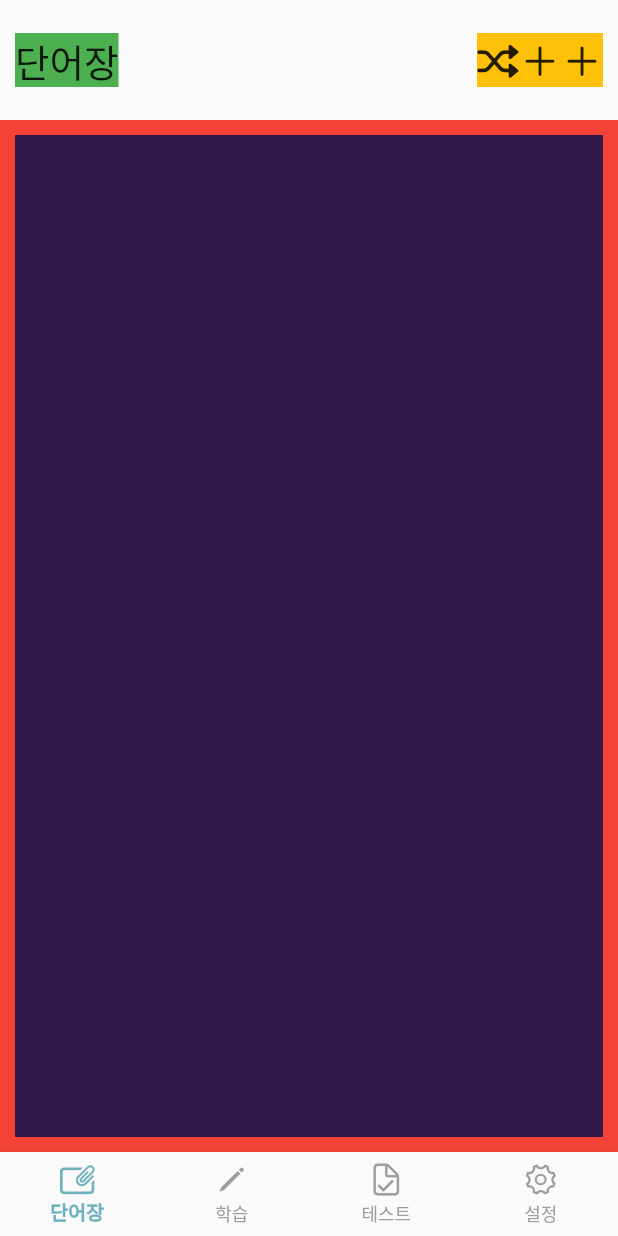
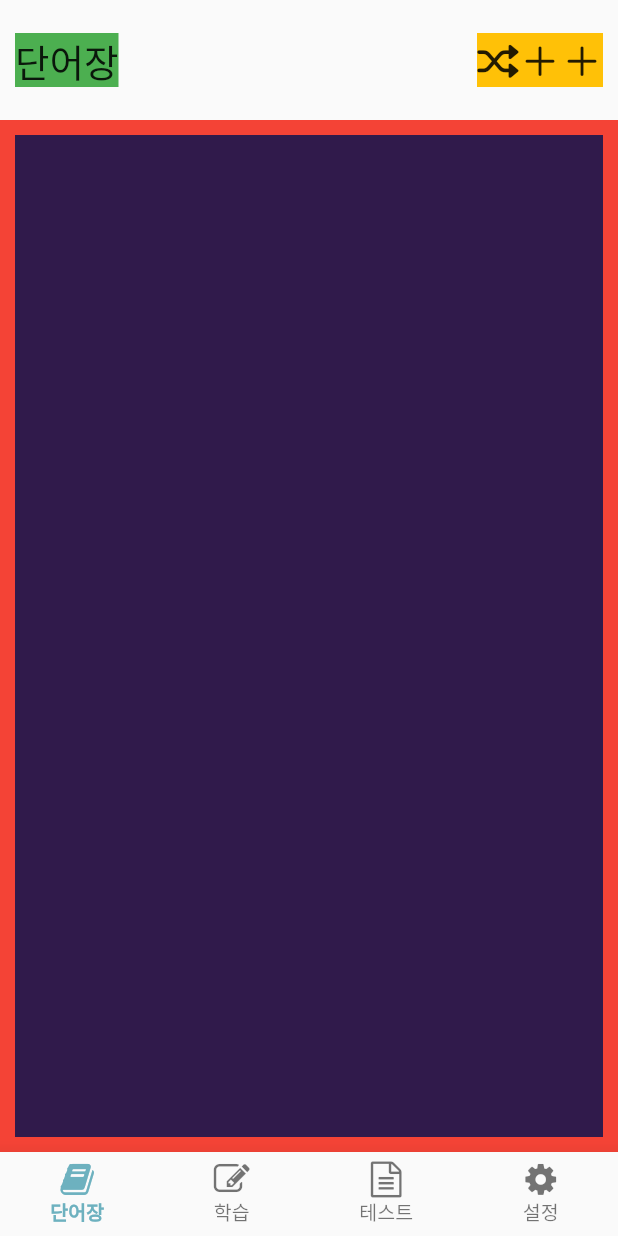
Before and after one commit to almeng-E/arabic_korean_memo, a Flutter app: the screen it shows after launch, on a phone screen of 412 x 824 dp. Run offline on Flutter 3.47's test engine with Material 2 defaults, Android fonts, the phone set to English and light mode, and no system bars.

Commit message:
changed icon, made custom icon file

```diff
--- a/lib/pages/main_page_format.dart
+++ b/lib/pages/main_page_format.dart
@@ -2,9 +2,9 @@ import 'package:arabic_korean_memo/pages/main_page_settings.dart';
 import 'package:arabic_korean_memo/pages/main_page_study.dart';
 import 'package:arabic_korean_memo/pages/main_page_tests.dart';
 import 'package:arabic_korean_memo/pages/main_page_words.dart';
-import 'package:flutter/cupertino.dart';
 import 'package:flutter/material.dart';
-import 'package:arabic_korean_memo/themes/colors.dart';
+import 'package:arabic_korean_memo/themes/my_colors.dart';
+import 'package:arabic_korean_memo/themes/my_icons.dart';
 
 class HomeBottomWidget extends StatefulWidget {
   const HomeBottomWidget({super.key});
@@ -38,19 +38,19 @@ class _HomeBottomWidgetState extends State<HomeBottomWidget> {
         //BottomNavi item list
         items: const [
           BottomNavigationBarItem(
-            icon: Icon(CupertinoIcons.rectangle_paperclip),
+            icon: Icon(CustomIcon.mpWords),
             label: '단어장',
           ),
           BottomNavigationBarItem(
-            icon: Icon(CupertinoIcons.pencil),
+            icon: Icon(CustomIcon.mpStudy),
             label: '학습',
           ),
           BottomNavigationBarItem(
-            icon: Icon(CupertinoIcons.doc_checkmark),
+            icon: Icon(CustomIcon.mpTest),
             label: '테스트',
           ),
           BottomNavigationBarItem(
-            icon: Icon(CupertinoIcons.gear_alt),
+            icon: Icon(CustomIcon.mpSettings),
             label: '설정',
           ),
         ],
@@ -61,9 +61,10 @@ class _HomeBottomWidgetState extends State<HomeBottomWidget> {
           fontWeight: FontWeight.w700,
           fontSize: 13,
         ),
-        unselectedItemColor: Colors.grey,
+        // unselectedItemColor: Colors.grey,
         unselectedLabelStyle: const TextStyle(
           fontWeight: FontWeight.w500,
+          fontSize: 13,
         ),
         showUnselectedLabels: true,
         // 타입
--- a/lib/pages/main_page_settings.dart
+++ b/lib/pages/main_page_settings.dart
@@ -1,4 +1,4 @@
-import 'package:arabic_korean_memo/themes/colors.dart';
+import 'package:arabic_korean_memo/themes/my_colors.dart';
 import 'package:flutter/material.dart';
 import 'package:arabic_korean_memo/layouts/main_page_app_bar.dart';
 
--- a/lib/pages/main_page_study.dart
+++ b/lib/pages/main_page_study.dart
@@ -1,4 +1,4 @@
-import 'package:arabic_korean_memo/themes/colors.dart';
+import 'package:arabic_korean_memo/themes/my_colors.dart';
 import 'package:flutter/material.dart';
 import 'package:arabic_korean_memo/layouts/main_page_app_bar.dart';
 
--- a/lib/pages/main_page_tests.dart
+++ b/lib/pages/main_page_tests.dart
@@ -1,4 +1,4 @@
-import 'package:arabic_korean_memo/themes/colors.dart';
+import 'package:arabic_korean_memo/themes/my_colors.dart';
 import 'package:flutter/material.dart';
 import 'package:arabic_korean_memo/layouts/main_page_app_bar.dart';
 
--- a/lib/pages/main_page_words.dart
+++ b/lib/pages/main_page_words.dart
@@ -1,5 +1,5 @@
 import 'package:flutter/material.dart';
-import 'package:arabic_korean_memo/themes/colors.dart';
+import 'package:arabic_korean_memo/themes/my_colors.dart';
 import 'package:arabic_korean_memo/layouts/main_page_app_bar.dart';
 
 class MainPageWords extends StatefulWidget {
--- /dev/null
+++ b/lib/themes/my_icons.dart
@@ -0,0 +1,100 @@
+/// Flutter icons CustomIcon
+/// Copyright (C) 2023 by original authors @ fluttericon.com, fontello.com
+/// This font was generated by FlutterIcon.com, which is derived from Fontello.
+///
+/// To use this font, place it in your fonts/ directory and include the
+/// following in your pubspec.yaml
+///
+/// flutter:
+///   fonts:
+///    - family:  CustomIcon
+///      fonts:
+///       - asset: fonts/CustomIcon.ttf
+///
+///
+/// * Font Awesome 4, Copyright (C) 2016 by Dave Gandy
+///         Author:    Dave Gandy
+///         License:   SIL ()
+///         Homepage:  http://fortawesome.github.com/Font-Awesome/
+///
+import 'package:flutter/widgets.dart';
+
+class CustomIcon {
+  CustomIcon._();
+
+  static const _kFontFam = 'CustomIcon';
+  static const String? _kFontPkg = null;
+
+  static const IconData check =
+      IconData(0xe800, fontFamily: _kFontFam, fontPackage: _kFontPkg);
+  static const IconData plus =
+      IconData(0xe801, fontFamily: _kFontFam, fontPackage: _kFontPkg);
+  static const IconData minus =
+      IconData(0xe802, fontFamily: _kFontFam, fontPackage: _kFontPkg);
+  static const IconData pin =
+      IconData(0xe803, fontFamily: _kFontFam, fontPackage: _kFontPkg);
+  static const IconData show =
+      IconData(0xe804, fontFamily: _kFontFam, fontPackage: _kFontPkg);
+  static const IconData hide =
+      IconData(0xe805, fontFamily: _kFontFam, fontPackage: _kFontPkg);
+  static const IconData mpSettings =
+      IconData(0xe806, fontFamily: _kFontFam, fontPackage: _kFontPkg);
+  static const IconData play =
+      IconData(0xe807, fontFamily: _kFontFam, fontPackage: _kFontPkg);
+  static const IconData pause =
+      IconData(0xe808, fontFamily: _kFontFam, fontPackage: _kFontPkg);
+  static const IconData toNext =
+      IconData(0xe809, fontFamily: _kFontFam, fontPackage: _kFontPkg);
+  static const IconData toBefore =
+      IconData(0xe80a, fontFamily: _kFontFam, fontPackage: _kFontPkg);
+  static const IconData mpWords =
+      IconData(0xe80b, fontFamily: _kFontFam, fontPackage: _kFontPkg);
+  static const IconData print =
+      IconData(0xe80c, fontFamily: _kFontFam, fontPackage: _kFontPkg);
+  static const IconData mpStudy =
+      IconData(0xe80d, fontFamily: _kFontFam, fontPackage: _kFontPkg);
+  static const IconData search =
+      IconData(0xe80e, fontFamily: _kFontFam, fontPackage: _kFontPkg);
+  static const IconData clip =
+      IconData(0xe80f, fontFamily: _kFontFam, fontPackage: _kFontPkg);
+  static const IconData shuffle =
+      IconData(0xe810, fontFamily: _kFontFam, fontPackage: _kFontPkg);
+  static const IconData leftBig =
+      IconData(0xe811, fontFamily: _kFontFam, fontPackage: _kFontPkg);
+  static const IconData downOpen =
+      IconData(0xe812, fontFamily: _kFontFam, fontPackage: _kFontPkg);
+  static const IconData fourChoice =
+      IconData(0xe813, fontFamily: _kFontFam, fontPackage: _kFontPkg);
+  static const IconData checkFilled =
+      IconData(0xe814, fontFamily: _kFontFam, fontPackage: _kFontPkg);
+  static const IconData toLibrary =
+      IconData(0xe815, fontFamily: _kFontFam, fontPackage: _kFontPkg);
+  static const IconData wordBlink =
+      IconData(0xe816, fontFamily: _kFontFam, fontPackage: _kFontPkg);
+  static const IconData clock =
+      IconData(0xe817, fontFamily: _kFontFam, fontPackage: _kFontPkg);
+  static const IconData checkEmpty =
+      IconData(0xf096, fontFamily: _kFontFam, fontPackage: _kFontPkg);
+  static const IconData flashCard =
+      IconData(0xf0ca, fontFamily: _kFontFam, fontPackage: _kFontPkg);
+  static const IconData magic =
+      IconData(0xf0d0, fontFamily: _kFontFam, fontPackage: _kFontPkg);
+  static const IconData lightbulb =
+      IconData(0xf0eb, fontFamily: _kFontFam, fontPackage: _kFontPkg);
+  static const IconData mpTest =
+      IconData(0xf0f6, fontFamily: _kFontFam, fontPackage: _kFontPkg);
+  static const IconData angleDown =
+      IconData(0xf107, fontFamily: _kFontFam, fontPackage: _kFontPkg);
+  static const IconData spinner =
+      IconData(0xf110, fontFamily: _kFontFam, fontPackage: _kFontPkg);
+  static const IconData toBookshelf =
+      IconData(0xf115, fontFamily: _kFontFam, fontPackage: _kFontPkg);
+  static const IconData grammar =
+      IconData(0xf19c, fontFamily: _kFontFam, fontPackage: _kFontPkg);
+  static const IconData pdf =
+      IconData(0xf1c1, fontFamily: _kFontFam, fontPackage: _kFontPkg);
+  static const IconData sliders =
+      IconData(0xf1de, fontFamily: _kFontFam, fontPackage: _kFontPkg);
+  static const IconData showAndHide =
+      IconData(0xf2a8, fontFamily: _kFontFam, fontPackage: _kFontPkg);
+}
--- a/pubspec.yaml
+++ b/pubspec.yaml
@@ -88,3 +88,7 @@ flutter:
   #
   # For details regarding fonts from package dependencies,
   # see https://flutter.dev/custom-fonts/#from-packages
+  fonts:
+   - family:  CustomIcon
+     fonts:
+      - asset: fonts/MyFlutterApp.ttf
```
Also changed, not shown: fonts/MyFlutterApp.ttf (added), lib/themes/my_colors.dart (renamed from lib/themes/colors.dart).
